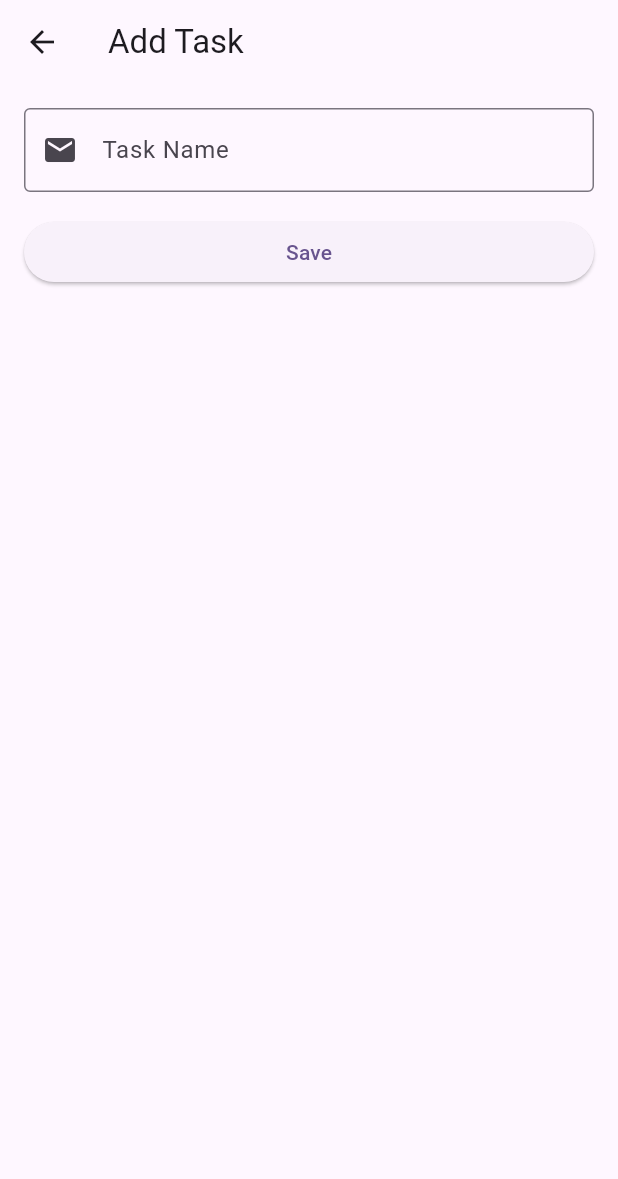
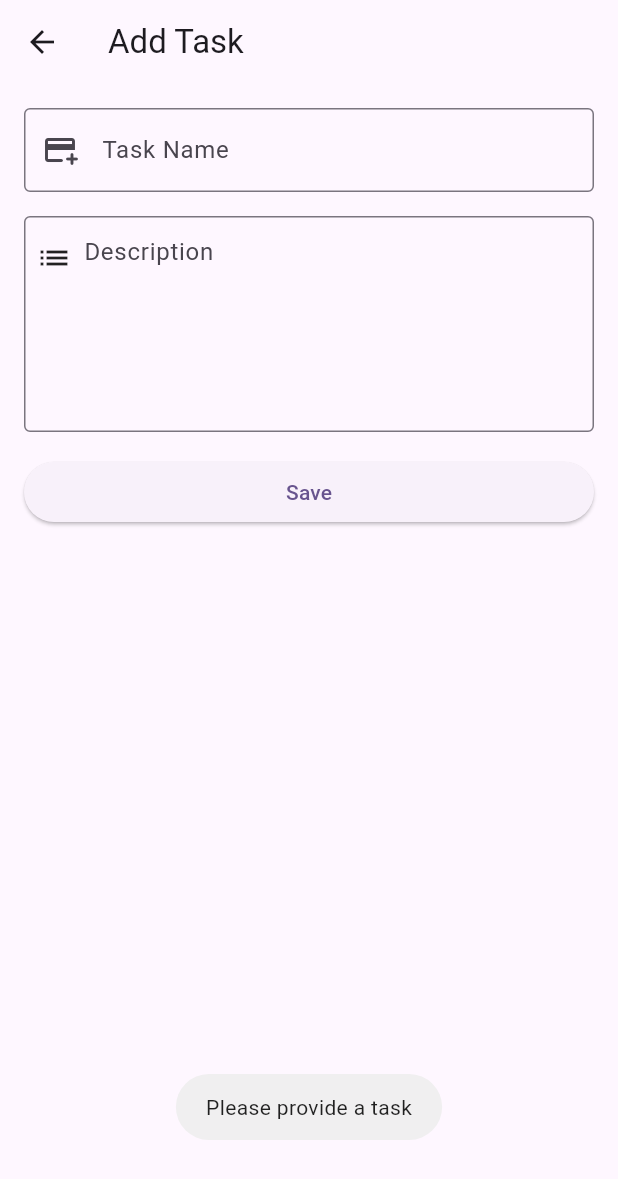
Before and after one commit to abidroid/sbbwu_firebase, a Flutter app: the AddTaskScreen screen opened directly, after a tap on "Save", on a phone screen of 412 x 824 dp. Shown: the top 1179 px of the screen. Run offline on Flutter 3.47's test engine with Material 3 defaults, Android fonts, the phone set to English and light mode, and no system bars; our stand-ins replace cloud_firestore, country_code_picker, firebase_auth, firebase_core, flutter_spinkit, fluttertoast and 1 more; accounts and stored records are empty.

Commit message:
adding tasks done

```diff
--- a/lib/screens/add_task_screen.dart
+++ b/lib/screens/add_task_screen.dart
@@ -1,5 +1,9 @@
 
+import 'package:cloud_firestore/cloud_firestore.dart';
+import 'package:firebase_auth/firebase_auth.dart';
+import 'package:flutter/cupertino.dart';
 import 'package:flutter/material.dart';
+import 'package:fluttertoast/fluttertoast.dart';
 import 'package:gap/gap.dart';
 
 class AddTaskScreen extends StatefulWidget {
@@ -11,6 +15,7 @@ class AddTaskScreen extends StatefulWidget {
 
 class _AddTaskScreenState extends State<AddTaskScreen> {
   TextEditingController taskNameC = TextEditingController();
+  TextEditingController descriptionC = TextEditingController();
 
   @override
   Widget build(BuildContext context) {
@@ -25,14 +30,73 @@ class _AddTaskScreenState extends State<AddTaskScreen> {
             controller: taskNameC,
             decoration: const InputDecoration(
                 hintText: 'Task Name',
-                prefixIcon: Icon(Icons.email),
+                prefixIcon: Icon(Icons.add_card_rounded),
                 border: OutlineInputBorder()
             ),
           ),
 
           const Gap(16),
-          ElevatedButton(onPressed: (){
 
+          Stack(
+            children: [
+              TextField(
+
+                controller: descriptionC,
+                maxLines: 5,
+                decoration: const InputDecoration(
+                  contentPadding: EdgeInsets.only(left: 36, top: 24),
+                    hintText: 'Description',
+                    //prefixIcon: Icon(Icons.list),
+                    border: OutlineInputBorder()
+                ),
+              ),
+
+              const Positioned(
+                  left: 8, top: 16,
+                  child: Icon(Icons.list)),
+            ],
+          ),
+
+          const Gap(16),
+          ElevatedButton(onPressed: () async {
+
+            String taskTitle = taskNameC.text.trim();
+
+            if( taskTitle.isEmpty){
+              Fluttertoast.showToast(msg: 'Please provide a task');
+              return;
+            }
+
+            String description = descriptionC.text.trim();
+
+            if( description.isEmpty){
+              Fluttertoast.showToast(msg: 'Please provide a description');
+              return;
+            }
+
+            String uid = FirebaseAuth.instance.currentUser!.uid;
+
+            FirebaseFirestore firestore = FirebaseFirestore.instance;
+
+            var taskRef = firestore.collection('tasks').doc(uid).collection('tasks').doc();
+
+
+           try{
+             await taskRef.set({
+               'taskId': taskRef.id,
+               'title': taskTitle,
+               'description': description,
+               'createdOn': DateTime.now().millisecondsSinceEpoch,
+             });
+
+             Fluttertoast.showToast(msg: 'Task Created');
+
+             Navigator.pop(context);
+
+
+           } on Exception catch(e){
+             Fluttertoast.showToast(msg: e.toString());
+            }
 
 
           }, child: const Text('Save')),
```
